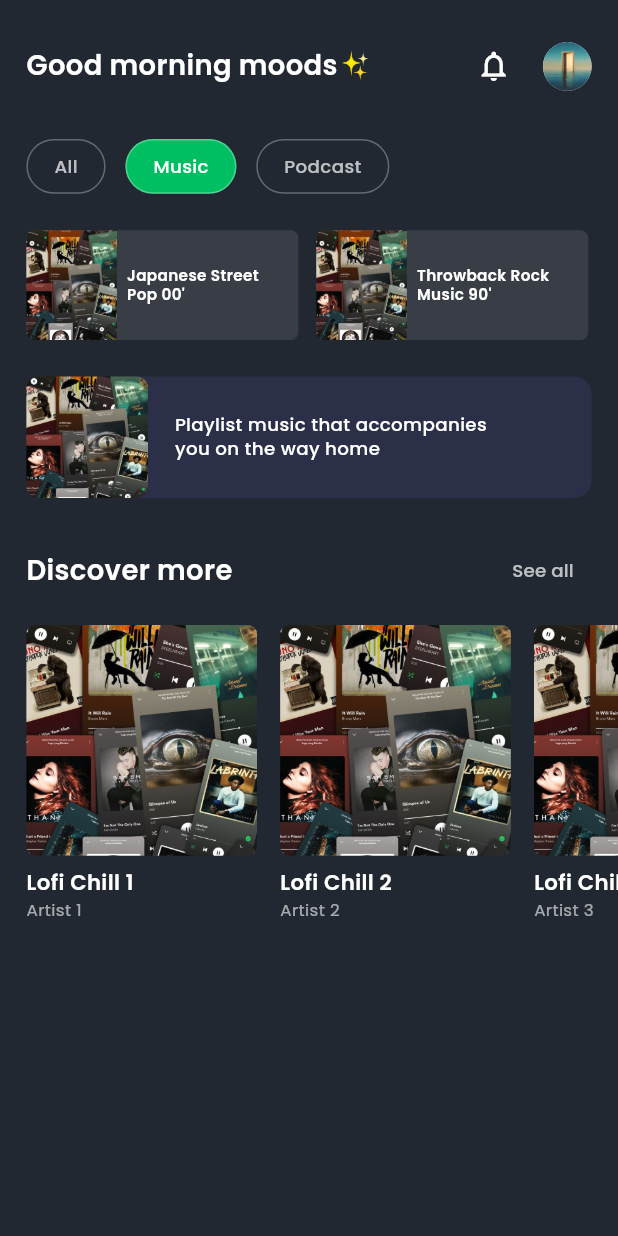
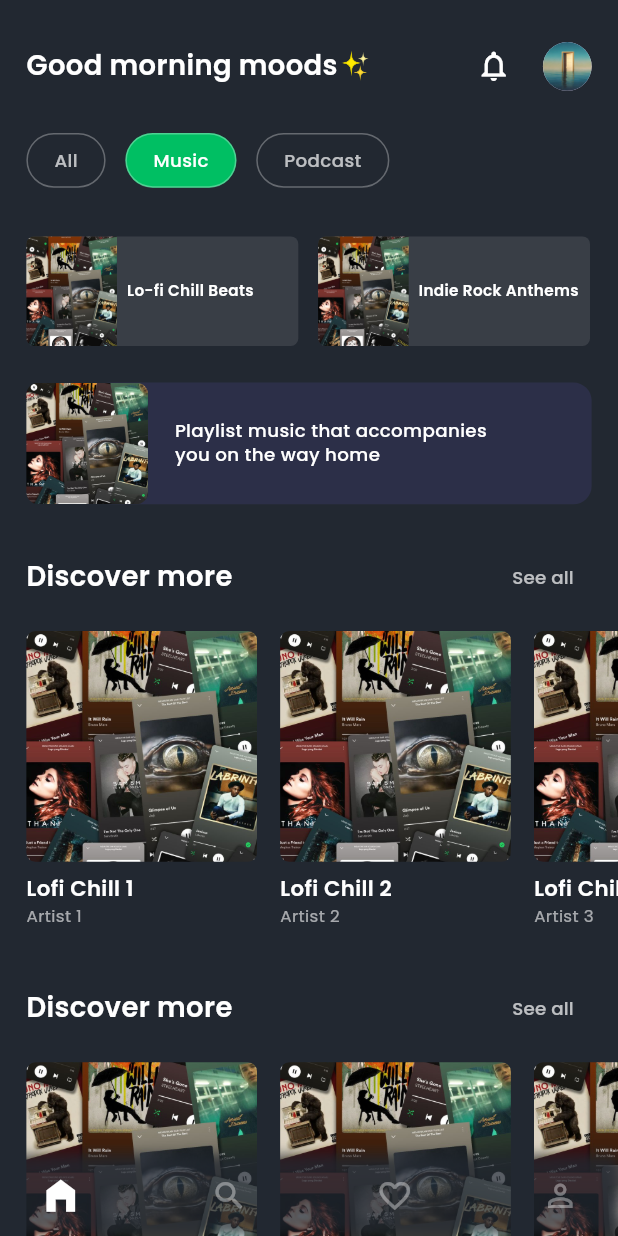
Before and after one commit to khalifregar/Trebel, a Flutter app: the DashboardPage screen opened directly, after a tap on "Music", on a phone screen of 412 x 824 dp. Run offline on Flutter 3.47's test engine with Material 3 defaults, Android fonts, the light colour scheme and no system bars; our stand-ins replace bloc, equatable, flutter_screenutil, google_fonts; generated files the repository leaves out were written again.

Commit message:
update ui

```diff
--- a/lib/features/dashboard/presentation/pages/dashboard_page.dart
+++ b/lib/features/dashboard/presentation/pages/dashboard_page.dart
@@ -1,12 +1,12 @@
 import 'package:flutter/material.dart';
 import 'package:flutter_screenutil/flutter_screenutil.dart';
-import 'package:google_fonts/google_fonts.dart';
-import 'package:trebel/core/extensions/size_extensions.dart';
+import 'package:trebel/features/dashboard/presentation/widgets/custom_spotify_nav.dart';
 import 'package:trebel/features/dashboard/presentation/widgets/dashboard_filter_buttons.dart';
 import 'package:trebel/features/dashboard/presentation/widgets/dashboard_header.dart';
 import 'package:trebel/features/dashboard/presentation/widgets/discover_more_section.dart';
 import 'package:trebel/features/dashboard/presentation/widgets/playlist_card.dart';
 import 'package:trebel/features/dashboard/presentation/widgets/recommended_card.dart';
+import 'package:trebel/features/dashboard/presentation/widgets/sticky_filter_header_delegate.dart';
 
 class DashboardPage extends StatefulWidget {
   const DashboardPage({super.key});
@@ -18,69 +18,148 @@ class DashboardPage extends StatefulWidget {
 class _DashboardPageState extends State<DashboardPage> {
   String _selectedFilter = 'All';
   final List<String> filters = ['All', 'Music', 'Podcast'];
+  int _selectedIndex = 0;
 
   @override
   Widget build(BuildContext context) {
     return Scaffold(
       backgroundColor: const Color(0xFF222831),
-      body: SafeArea(
+      extendBody: true,
+      body: Stack(
+        children: [
+          // ✅ Konten utama dengan SafeArea top only
+          SafeArea(
+            top: true,
+            bottom: false,
+            child: CustomScrollView(
+              physics: const ClampingScrollPhysics(),
+              slivers: [
+                SliverToBoxAdapter(
                   child: Padding(
-          padding: EdgeInsets.symmetric(horizontal: 16.w, vertical: 20.h),
-          child: SingleChildScrollView(
-            child: Column(
-              crossAxisAlignment: CrossAxisAlignment.start,
-              children: [
-                // Header: Greeting + icons
-                const DashboardHeader(),
-                SizedBox(height: 24.h),
-
-                // Filter: All / Music / Podcast
-                DashboardFilterButtons(
+                    padding: EdgeInsets.fromLTRB(16.w, 20.h, 16.w, 12.h),
+                    child: const DashboardHeader(),
+                  ),
+                ),
+                SliverPersistentHeader(
+                  pinned: true,
+                  delegate: StickyFilterHeaderDelegate(
+                    child: Container(
+                      color: const Color(0xFF222831),
+                      padding: EdgeInsets.symmetric(horizontal: 16.w),
+                      alignment: Alignment.centerLeft,
+                      height: 52.h,
+                      child: DashboardFilterButtons(
                         filters: filters,
                         selectedFilter: _selectedFilter,
                         onFilterSelected: (filter) {
                           setState(() => _selectedFilter = filter);
                         },
                       ),
-                SizedBox(height: 24.h),
+                    ),
+                  ),
+                ),
+                SliverToBoxAdapter(child: SizedBox(height: 24.h)),
 
-                // Horizontal Playlist Cards
-                SizedBox(
-                  height: 72.h,
-                  child: ListView(
-                    scrollDirection: Axis.horizontal,
-                    padding: EdgeInsets.only(right: 16.w),
+                // ✅ Playlist berdasarkan filter
+                SliverToBoxAdapter(
+                  child: Padding(
+                    padding: EdgeInsets.symmetric(horizontal: 16.w),
+                    child: _buildPlaylistSection(),
+                  ),
+                ),
+
+                SliverToBoxAdapter(child: SizedBox(height: 24.h)),
+
+                // ✅ RecommendedCard tergantung filter juga (opsional)
+                if (_selectedFilter != 'Podcast')
+                  SliverToBoxAdapter(
+                    child: Padding(
+                      padding: EdgeInsets.symmetric(horizontal: 16.w),
+                      child: const RecommendedCard(
+                        imagePath: 'assets/images/onboarding.jpg',
+                        description:
+                            'Playlist music that accompanies\nyou on the way home',
+                      ),
+                    ),
+                  ),
+
+                SliverToBoxAdapter(child: SizedBox(height: 24.h)),
+
+                // ✅ Discover Section tetap
+                ...List.generate(
+                  2,
+                  (index) => SliverToBoxAdapter(
+                    child: Padding(
+                      padding: EdgeInsets.symmetric(horizontal: 16.w).copyWith(
+                        bottom: index == 1 ? 100.h : 24.h,
+                      ),
+                      child: const DiscoverMoreSection(),
+                    ),
+                  ),
+                ),
+              ],
+            ),
+          ),
+
+          // ✅ Bottom Nav bar
+          CustomSpotifyLikeNav(
+            selectedIndex: _selectedIndex,
+            onItemTapped: (index) {
+              setState(() => _selectedIndex = index);
+            },
+          ),
+        ],
+      ),
+    );
+  }
+
+  Widget _buildPlaylistSection() {
+    if (_selectedFilter == 'Music') {
+      return Wrap(
+        spacing: 12.w,
+        runSpacing: 12.h,
+        children: const [
+          PlaylistCard(
+            imagePath: 'assets/images/onboarding.jpg',
+            title: 'Lo-fi Chill Beats',
+          ),
+          PlaylistCard(
+            imagePath: 'assets/images/onboarding.jpg',
+            title: 'Indie Rock Anthems',
+          ),
+        ],
+      );
+    } else if (_selectedFilter == 'Podcast') {
+      return Wrap(
+        spacing: 12.w,
+        runSpacing: 12.h,
+        children: const [
+          PlaylistCard(
+            imagePath: 'assets/images/onboarding.jpg',
+            title: 'Tech Talk Weekly',
+          ),
+          PlaylistCard(
+            imagePath: 'assets/images/onboarding.jpg',
+            title: 'Mindfulness Hour',
+          ),
+        ],
+      );
+    }
+
+    // Default (All)
+    return Wrap(
+      spacing: 12.w,
+      runSpacing: 12.h,
       children: const [
         PlaylistCard(
           imagePath: 'assets/images/onboarding.jpg',
           title: 'Japanese Street\nPop 00\'',
         ),
-                      SizedBox(width: 12),
         PlaylistCard(
           imagePath: 'assets/images/onboarding.jpg',
           title: 'Throwback Rock\nMusic 90\'',
         ),
       ],
-                  ),
-                ),
-
-                SizedBox(height: 24.h),
-
-                // Recommended Card
-                const RecommendedCard(
-                  imagePath: 'assets/images/onboarding.jpg',
-                  description: 'Playlist music that accompanies\nyou on the way home',
-                ),
-
-                SizedBox(height: 24.h),
-
-                // Discover More Section
-                const DiscoverMoreSection(),
-              ],
-            ),
-          ),
-        ),
-      ),
     );
   }
 }
--- /dev/null
+++ b/lib/features/dashboard/presentation/widgets/custom_spotify_nav.dart
@@ -0,0 +1,63 @@
+import 'package:flutter/material.dart';
+import 'package:flutter_screenutil/flutter_screenutil.dart';
+
+class CustomSpotifyLikeNav extends StatelessWidget {
+  final int selectedIndex;
+  final Function(int) onItemTapped;
+
+  const CustomSpotifyLikeNav({
+    super.key,
+    required this.selectedIndex,
+    required this.onItemTapped,
+  });
+
+  @override
+  Widget build(BuildContext context) {
+    return Positioned(
+      bottom: 0,
+      left: 0,
+      right: 0,
+      child: Container(
+        padding: EdgeInsets.only(
+          left: 24.w,
+          right: 24.w,
+          top: 12.h,
+          bottom: 12.h + MediaQuery.of(context).viewPadding.bottom,
+        ),
+        decoration: BoxDecoration(
+          color: Colors.transparent,
+          boxShadow: [
+            BoxShadow(
+              color: const Color(0xFF222831).withOpacity(0.75),
+              blurRadius: 6,
+              offset: const Offset(0, -1),
+            ),
+          ],
+        ),
+        child: Row(
+          children: [
+            _buildIcon(Icons.home_filled, 0),
+            const Spacer(),
+            _buildIcon(Icons.search, 1),
+            const Spacer(),
+            _buildIcon(Icons.favorite_border, 2),
+            const Spacer(),
+            _buildIcon(Icons.person_outline, 3),
+          ],
+        ),
+      ),
+    );
+  }
+
+  Widget _buildIcon(IconData icon, int index) {
+    final isSelected = index == selectedIndex;
+    return GestureDetector(
+      onTap: () => onItemTapped(index),
+      child: Icon(
+        icon,
+        color: isSelected ? Colors.white : Colors.white38,
+        size: isSelected ? 28.sp : 24.sp,
+      ),
+    );
+  }
+}
--- a/lib/features/dashboard/presentation/widgets/discover_more_section.dart
+++ b/lib/features/dashboard/presentation/widgets/discover_more_section.dart
@@ -2,6 +2,7 @@ import 'package:flutter/material.dart';
 import 'package:google_fonts/google_fonts.dart';
 import 'package:trebel/core/extensions/size_extensions.dart';
 import 'package:trebel/features/dashboard/presentation/widgets/discover_musi.dart';
+import 'package:trebel/features/music_page/presentation/pages/open_music.dart'; // pastikan import ini ada
 
 class DiscoverMoreSection extends StatelessWidget {
   const DiscoverMoreSection({super.key});
@@ -47,10 +48,29 @@ class DiscoverMoreSection extends StatelessWidget {
             itemCount: 6,
             separatorBuilder: (_, __) => SizedBox(width: 14.width),
             itemBuilder: (_, index) {
-              return DiscoverMusicCard(
-                imagePath: 'assets/images/onboarding.jpg',
-                title: 'Lofi Chill ${index + 1}',
-                artist: 'Artist ${index + 1}',
+              final imagePath = 'assets/images/onboarding.jpg';
+              final title = 'Lofi Chill ${index + 1}';
+              final artist = 'Artist ${index + 1}';
+
+              return GestureDetector(
+                onTap: () {
+                  Navigator.push(
+                    context,
+                    MaterialPageRoute(
+                      builder: (_) => OpenMusicPage(
+                        imagePath: imagePath,
+                        songTitle: title,
+                        artistName: artist,
+                        lyrics: 'Lyrics for $title by $artist',
+                      ),
+                    ),
+                  );
+                },
+                child: DiscoverMusicCard(
+                  imagePath: imagePath,
+                  title: title,
+                  artist: artist,
+                ),
               );
             },
           ),
--- /dev/null
+++ b/lib/features/dashboard/presentation/widgets/sticky_filter_header_delegate.dart
@@ -0,0 +1,28 @@
+import 'package:flutter/material.dart';
+import 'package:flutter_screenutil/flutter_screenutil.dart';
+
+class StickyFilterHeaderDelegate extends SliverPersistentHeaderDelegate {
+  final Widget child;
+  final double height;
+
+  const StickyFilterHeaderDelegate({
+    required this.child,
+    this.height = 52,
+  });
+
+  @override
+  Widget build(BuildContext context, double shrinkOffset, bool overlapsContent) {
+    return SizedBox(height: height.h, child: child);
+  }
+
+  @override
+  double get maxExtent => height.h;
+
+  @override
+  double get minExtent => height.h;
+
+  @override
+  bool shouldRebuild(covariant StickyFilterHeaderDelegate oldDelegate) {
+    return oldDelegate.child != child || oldDelegate.height != height;
+  }
+}
--- a/pubspec.yaml
+++ b/pubspec.yaml
@@ -42,6 +42,7 @@ dev_dependencies:
     sdk: flutter
   go_router: ^14.8.1
   google_fonts: ^6.2.1
+  google_nav_bar: ^5.0.7
 
 # For information on the generic Dart part of this file, see the
 # following page: https://dart.dev/tools/pub/pubspec
```
Also changed, not shown: lib/features/music_page/presentation/bloc/music_page_bloc.dart (added, +13 -0 lines), lib/features/music_page/presentation/bloc/music_page_event.dart (added, +8 -0 lines), lib/features/music_page/presentation/bloc/music_page_state.dart (added, +9 -0 lines), lib/features/music_page/presentation/pages/open_music.dart (added, +174 -0 lines), pubspec.lock, 125 other files. Lines whose indentation alone changed are shown as unchanged.
